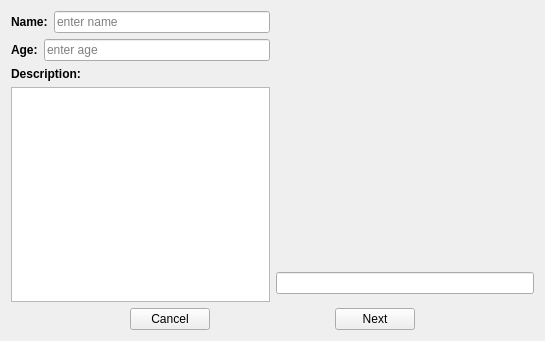
Before: the Qt Designer form gui/imageaddpage.ui in imperialhopfield/hopfield, drawn with Qt 5.
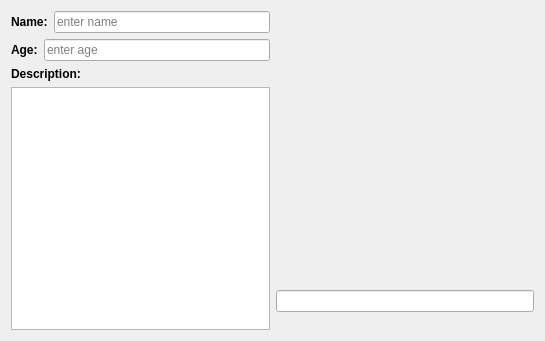
After: the same form once the commit is applied. Icons and pictures are not drawn.

Commit message: Removed extra buttons from wizard

```diff
--- a/gui/imageaddpage.ui
+++ b/gui/imageaddpage.ui
@@ -129,39 +129,6 @@
      </item>
     </layout>
    </item>
-   <item>
-    <layout class="QHBoxLayout" name="horizontalLayout_2">
-     <property name="sizeConstraint">
-      <enum>QLayout::SetDefaultConstraint</enum>
-     </property>
-     <item>
-      <widget class="QPushButton" name="cancelButton">
-       <property name="sizePolicy">
-        <sizepolicy hsizetype="Fixed" vsizetype="Fixed">
-         <horstretch>0</horstretch>
-         <verstretch>0</verstretch>
-        </sizepolicy>
-       </property>
-       <property name="text">
-        <string>Cancel</string>
-       </property>
-      </widget>
-     </item>
-     <item>
-      <widget class="QPushButton" name="nextButton">
-       <property name="sizePolicy">
-        <sizepolicy hsizetype="Fixed" vsizetype="Fixed">
-         <horstretch>0</horstretch>
-         <verstretch>0</verstretch>
-        </sizepolicy>
-       </property>
-       <property name="text">
-        <string>Next</string>
-       </property>
-      </widget>
-     </item>
-    </layout>
-   </item>
   </layout>
  </widget>
  <resources>
```
The commit also changes 1 other file.
